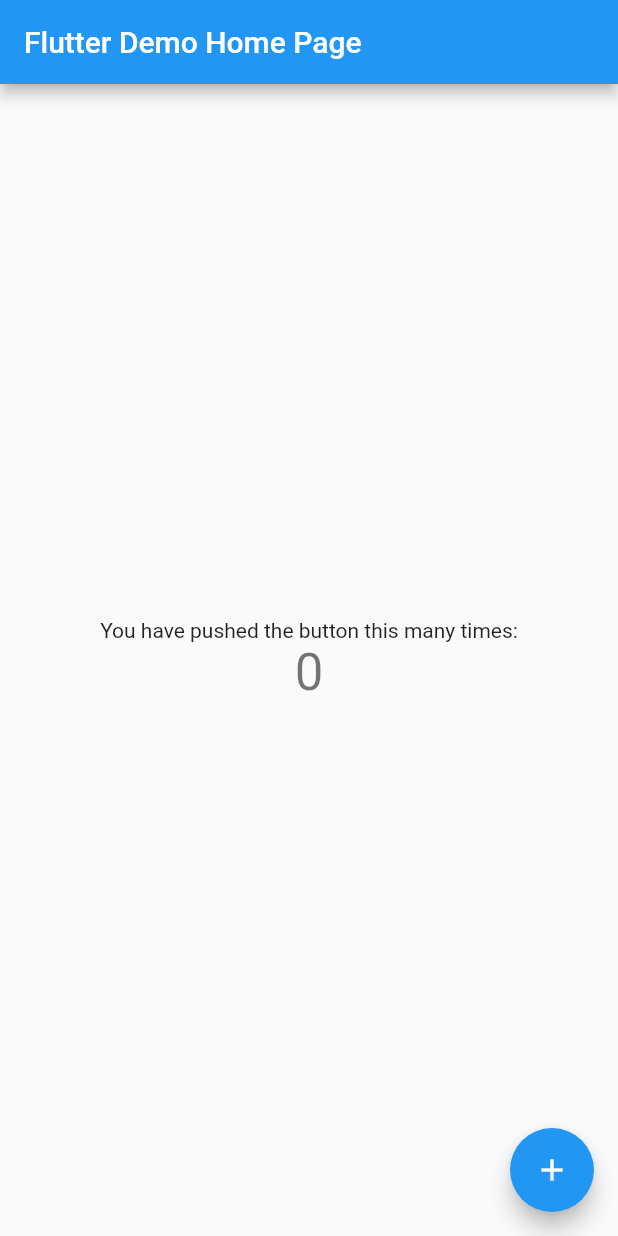
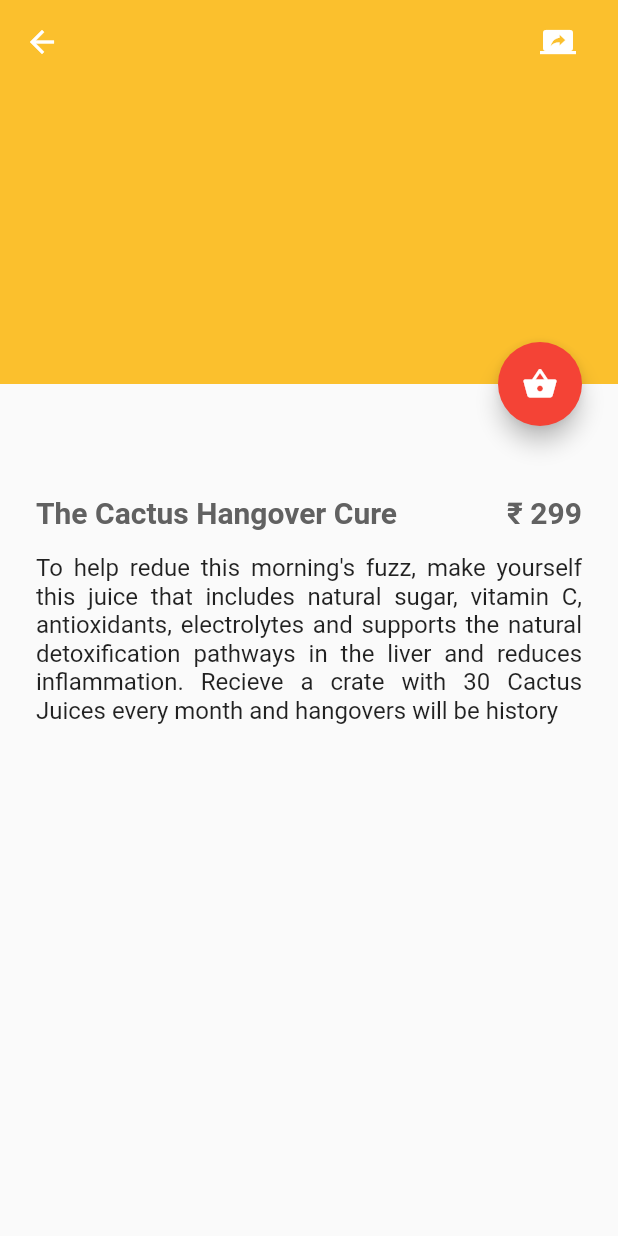
Before and after one commit to srdalai/hangover_cure, a Flutter app: the screen it shows after launch, on a phone screen of 412 x 824 dp. Run offline on Flutter 3.47's test engine with Material 2 defaults, Android fonts, the phone set to English and light mode, and no system bars.

Commit message:
Halfway Commit

```diff
--- /dev/null
+++ b/lib/home_page.dart
@@ -0,0 +1,74 @@
+import 'package:flutter/material.dart';
+
+class MyHomePage extends StatelessWidget {
+  var title;
+  MyHomePage({Key key, this.title}) : super(key: key);
+  @override
+  Widget build(BuildContext context) {
+    return Scaffold(
+      appBar: new AppBar(
+        elevation: 0.0,
+        backgroundColor: Colors.yellow.shade700,
+        leading: Icon(Icons.arrow_back),
+        actions: <Widget>[
+          Padding(
+            padding: const EdgeInsets.symmetric(horizontal: 16.0),
+            child: IconButton(
+                onPressed: () {},
+                icon: Icon(
+                  Icons.screen_share,
+                )),
+          )
+        ],
+      ),
+      body: Stack(
+        alignment: AlignmentDirectional.topEnd,
+        children: <Widget>[
+          constructWidget(),
+          Positioned(
+            top: 200.0 -
+                56.0 /
+                    2, //56.0 is the height of Material FAB, whic places it in the corect position
+            right: 24.0,
+            child: new FloatingActionButton(
+              onPressed: () {},
+              child: Icon(Icons.shopping_basket, color: Colors.white),
+            ),
+          ),
+        ],
+      ),
+    );
+  }
+}
+
+Widget constructWidget() {
+  String strData = "To help redue this morning's fuzz, make yourself this juice that includes natural sugar, vitamin C, antioxidants, electrolytes and supports the natural detoxification pathways in the liver and reduces inflammation. Recieve a crate with 30 Cactus Juices every month and hangovers will be history";
+    return new Column(
+      children: <Widget>[
+        new Container(
+          height: 200.0,
+          color: Colors.yellow.shade700,
+        ),
+        Padding(
+          padding: EdgeInsets.all(24.0),
+          child: Column(
+            children: <Widget>[
+              SizedBox(height: 50.0,),
+              Row(
+                mainAxisSize: MainAxisSize.max,
+                mainAxisAlignment: MainAxisAlignment.spaceBetween,
+                children: <Widget>[
+                  Text("The Cactus Hangover Cure", style: TextStyle(fontSize: 20.0, fontWeight: FontWeight.bold, color: Colors.grey.shade700),),
+                  Text("\u20B9 299", style: TextStyle(fontSize: 20.0, fontWeight: FontWeight.bold, color: Colors.grey.shade700))
+                ],
+              ),
+              Padding(
+                padding: const EdgeInsets.symmetric(vertical: 16.0),
+                child: Text(strData, style: TextStyle(fontSize: 16.0), textAlign: TextAlign.justify,),
+              )
+          ],
+        ),
+      )
+    ],
+  );
+}
--- a/lib/main.dart
+++ b/lib/main.dart
@@ -1,4 +1,5 @@
 import 'package:flutter/material.dart';
+import 'package:hangover_cure/home_page.dart';
 
 void main() => runApp(MyApp());
 
@@ -8,6 +9,7 @@ class MyApp extends StatelessWidget {
   Widget build(BuildContext context) {
     return MaterialApp(
       title: 'Flutter Demo',
+      debugShowCheckedModeBanner: false,
       theme: ThemeData(
         // This is the theme of your application.
         //
@@ -18,94 +20,10 @@ class MyApp extends StatelessWidget {
         // or simply save your changes to "hot reload" in a Flutter IDE).
         // Notice that the counter didn't reset back to zero; the application
         // is not restarted.
-        primarySwatch: Colors.blue,
+        primarySwatch: Colors.red,
+
       ),
       home: MyHomePage(title: 'Flutter Demo Home Page'),
     );
   }
 }
-
-class MyHomePage extends StatefulWidget {
-  MyHomePage({Key key, this.title}) : super(key: key);
-
-  // This widget is the home page of your application. It is stateful, meaning
-  // that it has a State object (defined below) that contains fields that affect
-  // how it looks.
-
-  // This class is the configuration for the state. It holds the values (in this
-  // case the title) provided by the parent (in this case the App widget) and
-  // used by the build method of the State. Fields in a Widget subclass are
-  // always marked "final".
-
-  final String title;
-
-  @override
-  _MyHomePageState createState() => _MyHomePageState();
-}
-
-class _MyHomePageState extends State<MyHomePage> {
-  int _counter = 0;
-
-  void _incrementCounter() {
-    setState(() {
-      // This call to setState tells the Flutter framework that something has
-      // changed in this State, which causes it to rerun the build method below
-      // so that the display can reflect the updated values. If we changed
-      // _counter without calling setState(), then the build method would not be
-      // called again, and so nothing would appear to happen.
-      _counter++;
-    });
-  }
-
-  @override
-  Widget build(BuildContext context) {
-    // This method is rerun every time setState is called, for instance as done
-    // by the _incrementCounter method above.
-    //
-    // The Flutter framework has been optimized to make rerunning build methods
-    // fast, so that you can just rebuild anything that needs updating rather
-    // than having to individually change instances of widgets.
-    return Scaffold(
-      appBar: AppBar(
-        // Here we take the value from the MyHomePage object that was created by
-        // the App.build method, and use it to set our appbar title.
-        title: Text(widget.title),
-      ),
-      body: Center(
-        // Center is a layout widget. It takes a single child and positions it
-        // in the middle of the parent.
-        child: Column(
-          // Column is also layout widget. It takes a list of children and
-          // arranges them vertically. By default, it sizes itself to fit its
-          // children horizontally, and tries to be as tall as its parent.
-          //
-          // Invoke "debug painting" (press "p" in the console, choose the
-          // "Toggle Debug Paint" action from the Flutter Inspector in Android
-          // Studio, or the "Toggle Debug Paint" command in Visual Studio Code)
-          // to see the wireframe for each widget.
-          //
-          // Column has various properties to control how it sizes itself and
-          // how it positions its children. Here we use mainAxisAlignment to
-          // center the children vertically; the main axis here is the vertical
-          // axis because Columns are vertical (the cross axis would be
-          // horizontal).
-          mainAxisAlignment: MainAxisAlignment.center,
-          children: <Widget>[
-            Text(
-              'You have pushed the button this many times:',
-            ),
-            Text(
-              '$_counter',
-              style: Theme.of(context).textTheme.display1,
-            ),
-          ],
-        ),
-      ),
-      floatingActionButton: FloatingActionButton(
-        onPressed: _incrementCounter,
-        tooltip: 'Increment',
-        child: Icon(Icons.add),
-      ), // This trailing comma makes auto-formatting nicer for build methods.
-    );
-  }
-}
```
